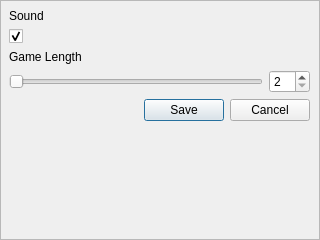
The window that settingsFrame.ui (rochford/cutefootball) describes before a commit, drawn with Qt 5.
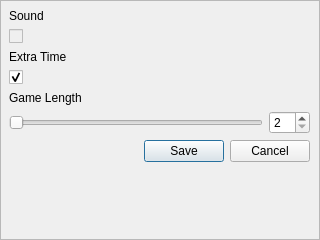
The same window after the commit.

Diff of the .ui file:
```diff
--- a/settingsFrame.ui
+++ b/settingsFrame.ui
@@ -42,7 +42,45 @@
        </widget>
       </item>
       <item>
-       <widget class="QCheckBox" name="checkBox">
+       <widget class="QCheckBox" name="checkBoxSound">
+        <property name="enabled">
+         <bool>false</bool>
+        </property>
+        <property name="font">
+         <font>
+          <family>MS Shell Dlg 2</family>
+          <pointsize>8</pointsize>
+          <weight>50</weight>
+          <bold>false</bold>
+         </font>
+        </property>
+        <property name="contextMenuPolicy">
+         <enum>Qt::NoContextMenu</enum>
+        </property>
+        <property name="styleSheet">
+         <string notr="true"/>
+        </property>
+        <property name="text">
+         <string/>
+        </property>
+        <property name="checked">
+         <bool>false</bool>
+        </property>
+       </widget>
+      </item>
+     </layout>
+    </item>
+    <item>
+     <layout class="QVBoxLayout" name="verticalLayout_4">
+      <item>
+       <widget class="QLabel" name="label_3">
+        <property name="text">
+         <string>Extra Time</string>
+        </property>
+       </widget>
+      </item>
+      <item>
+       <widget class="QCheckBox" name="checkBoxExtraTime">
         <property name="font">
          <font>
           <family>MS Shell Dlg 2</family>
```
Left out of the diff: 6 changed lines with no effect on the pictures.
